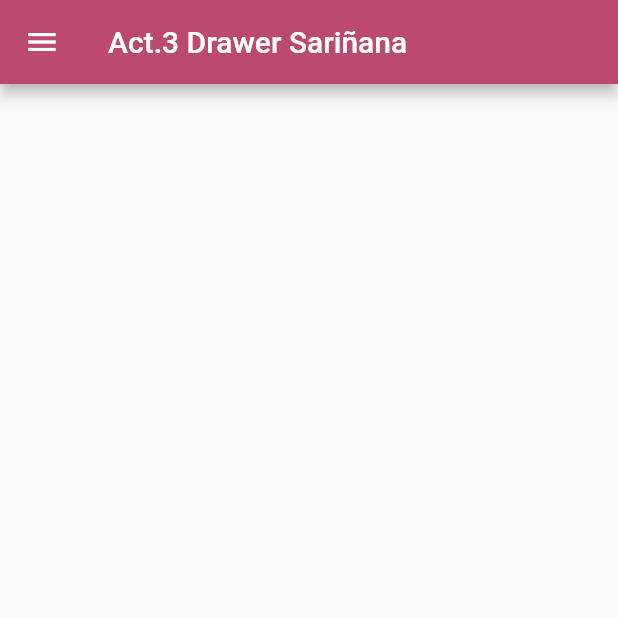
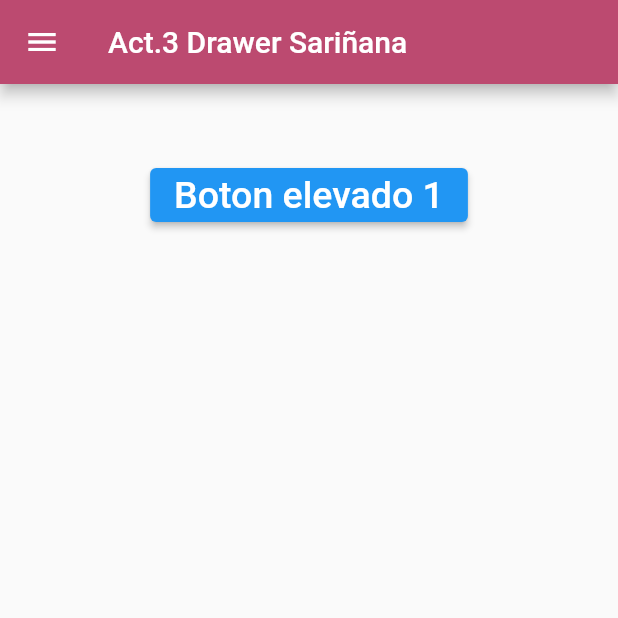
Before and after one commit to AbrilSarinanaHerrera/DrawerFlutLab, a Flutter app: the screen it shows after launch, on a phone screen of 412 x 824 dp, the top half of it. Run offline on Flutter 3.47's test engine with Material 2 defaults, Android fonts, the phone set to English and light mode, and no system bars.

Commit message:
Update main.dart

```diff
--- a/lib/main.dart
+++ b/lib/main.dart
@@ -14,21 +14,24 @@ class MyApp extends StatelessWidget {
         primarySwatch: Colors.blue,
       ),
       debugShowCheckedModeBanner: false,
-      home: MyHomePage(),
+      home: NavigationDrawerDemo(),
     );
   }
 }
 
-class MyHomePage extends StatefulWidget {
-  const MyHomePage({super.key});
+class NavigationDrawerDemo extends StatefulWidget {
+  const NavigationDrawerDemo({Key? key}) : super(key: key);
+
   @override
-  _MyHomePageState createState() => _MyHomePageState();
+  State<NavigationDrawerDemo> createState() => _NavigationDrawerDemoState();
 }
 
-class _MyHomePageState extends State<MyHomePage> {
+class _NavigationDrawerDemoState extends State<NavigationDrawerDemo> {
+  final GlobalKey<ScaffoldState> _key = GlobalKey(); // Create a key
   @override
   Widget build(BuildContext context) {
     return Scaffold(
+      key: _key,
       appBar: AppBar(
         title: Text('Act.3 Drawer Sariñana'),
         backgroundColor: const Color(0xffbc4a70),
@@ -84,14 +87,21 @@ class _MyHomePageState extends State<MyHomePage> {
                 Navigator.pop(context);
               },
             ),
-            ListTile(
-              leading: Icon(
-                Icons.face,
+            AboutListTile(
+              // <-- SEE HERE
+              icon: Icon(
+                Icons.info,
               ),
-              title: const Text('Pagina 4'),
-              onTap: () {
-                Navigator.pop(context);
-              },
+              child: Text('Acerca de la app'),
+              applicationIcon: Icon(
+                Icons.local_play,
+              ),
+              applicationName: 'Mi aplicacion',
+              applicationVersion: '4.0.25',
+              applicationLegalese: '© 2019 Company',
+              aboutBoxChildren: [
+                ///Content goes here...
+              ],
             ),
           ],
         ),
@@ -102,6 +112,15 @@ class _MyHomePageState extends State<MyHomePage> {
             SizedBox(
               height: 50,
             ),
+            ElevatedButton(
+              onPressed: () {
+                _key.currentState!.openDrawer(); //<-- SEE HERE
+              },
+              child: const Text(
+                'Boton elevado 1',
+                style: TextStyle(fontSize: 25),
+              ),
+            ),
           ],
         ),
       ),
```
